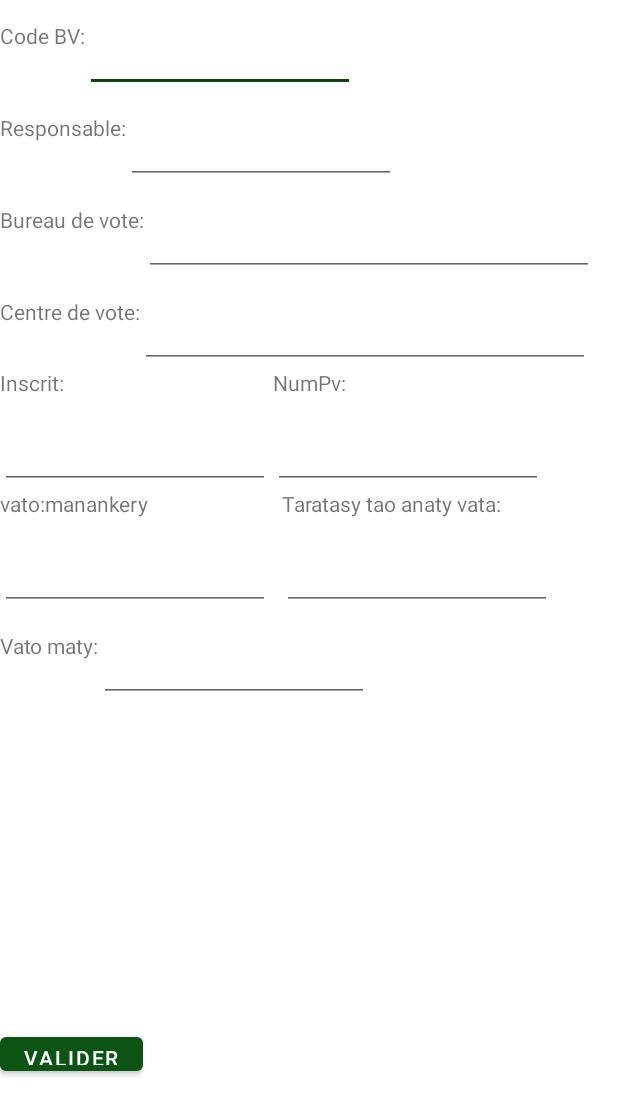
After one commit to AppceniDsi/Result4.4, an Android app: the ModifyBV screen opened directly, with no data from a screen before it, on a phone screen of 412 x 824 dp. The commit adds this screen. Shown: the top 1115 px of the screen. Run offline under Robolectric (Android 15) with nearby library versions, the phone set to English and light mode, and no system bars.

Commit message:
ModifyBV

```diff
--- a/app/src/main/java/com/example/consultation4/consultation/ConsultationActivity.java
+++ b/app/src/main/java/com/example/consultation4/consultation/ConsultationActivity.java
@@ -15,7 +15,6 @@ import androidx.appcompat.app.AppCompatActivity;
 import com.example.consultation4.R;
 import com.example.consultation4.model.BV;
 import com.example.consultation4.service.dbSqLite;
-
 import java.util.ArrayList;
 import java.util.List;
 
@@ -100,7 +99,41 @@ public class ConsultationActivity extends AppCompatActivity {
             // Ajouter un bouton "Retour à la liste"
             builder.setPositiveButton("Hiverina", (dialog, which) -> {
                 // Laissez vide, l'AlertDialog se fermera automatiquement lorsque l'utilisateur appuie sur le bouton.
+
             });
+
+
+            builder.setNeutralButton("Modifier", (dialog, which) -> {
+                Intent modifyIntent = new Intent(ConsultationActivity.this, ModifyBV.class);
+
+                // Créer un Bundle pour stocker les données
+                Bundle dataBundle = new Bundle();
+                dataBundle.putString("codeBV", codeBV);
+                dataBundle.putString("responsable", responsable);
+                dataBundle.putString("Bureau de vote", Bc);
+                dataBundle.putString("Centre de vote", Centrevote);
+                dataBundle.putString("Tonga nandatsabato", votant);
+                dataBundle.putString("Laharana PV", numPV);
+                dataBundle.putString("Vato manankery", Vatomanankery);
+                dataBundle.putString("Taratasy tao anaty vata", Bulturne);
+                dataBundle.putString("Vato maty", vmaty);
+
+                // Ajouter les informations des voix obtenues au Bundle
+                for (int i = 0; i < voixObtenuesList.size(); i++) {
+                    VoixObtenue voixObtenue = voixObtenuesList.get(i);
+                    dataBundle.putString("Numéro candidat " + i, voixObtenue.getNumcandidat());
+                    dataBundle.putString("Nombre de voix " + i, voixObtenue.getNbvoix());
+                }
+
+                // Ajouter le Bundle à l'intent
+                modifyIntent.putExtras(dataBundle);
+
+                // Démarrer l'activité ModifyBV
+                startActivity(modifyIntent);
+            });
+
+
+
 
             // Afficher l'AlertDialog
             AlertDialog alertDialog = builder.create();
--- /dev/null
+++ b/app/src/main/java/com/example/consultation4/consultation/ModifyBV.java
@@ -0,0 +1,137 @@
+package com.example.consultation4.consultation;
+
+import android.app.Activity;
+import android.os.Bundle;
+import android.content.Intent;
+import android.util.Log;
+import android.widget.Button;
+import android.widget.EditText;
+import android.widget.LinearLayout;
+import android.widget.TextView;
+
+import androidx.appcompat.app.AppCompatActivity;
+import com.example.consultation4.R;
+import com.example.consultation4.model.BV;
+import com.example.consultation4.consultation.VoixObtenue;
+
+public class ModifyBV extends AppCompatActivity {
+
+    private EditText editTextCodeBV, editTextResponsable, editBureauVote, editCentreVote, editTongaNandatsabato, editLaharanaPV;
+    private EditText editVatoManankery, editTaratasyTaoAnatyVata, editVatoMaty;
+    private Button buttonValider;
+    @Override
+    protected void onCreate(Bundle savedInstanceState) {
+        super.onCreate(savedInstanceState);
+        setContentView(R.layout.activity_modifybv);
+
+        // Initialiser les champs de texte de l'activité avec les valeurs du BV
+        editTextCodeBV = findViewById(R.id.editTextCodeBV);
+        editTextResponsable = findViewById(R.id.editTextResponsable);
+        editBureauVote = findViewById(R.id.editBureauVote);
+        editCentreVote = findViewById(R.id.editCentreVote);
+        editTongaNandatsabato = findViewById(R.id.editTongaNandatsabato);
+        editLaharanaPV = findViewById(R.id.editLaharanaPV);
+        editVatoManankery = findViewById(R.id.editVatoManankery);
+        editTaratasyTaoAnatyVata = findViewById(R.id.editTaratasyTaoAnatyVata);
+        editVatoMaty = findViewById(R.id.editVatoMaty);
+         buttonValider = findViewById(R.id.buttonValider);
+
+        // Récupérer le Bundle avec les données de l'intent
+        Bundle dataBundle = getIntent().getExtras();
+        if (dataBundle != null) {
+
+            // Récupérer les données du Bundle
+            String codeBV = dataBundle.getString("codeBV");
+            String responsable = dataBundle.getString("responsable");
+            String bureauVote = dataBundle.getString("Bureau de vote");
+            String centreVote = dataBundle.getString("Centre de vote");
+            String tongaNandatsabato = dataBundle.getString("Tonga nandatsabato");
+            String laharanaPV = dataBundle.getString("Laharana PV");
+            String vatoManankery = dataBundle.getString("Vato manankery");
+            String taratasyTaoAnatyVata = dataBundle.getString("Taratasy tao anaty vata");
+            String vatoMaty = dataBundle.getString("Vato maty");
+
+            // Attribuer les valeurs aux champs de texte
+            editTextCodeBV.setText(codeBV);
+            editTextResponsable.setText(responsable);
+            editBureauVote.setText(bureauVote);
+            editCentreVote.setText(centreVote);
+            editTongaNandatsabato.setText(tongaNandatsabato);
+            editLaharanaPV.setText(laharanaPV);
+            editVatoManankery.setText(vatoManankery);
+            editTaratasyTaoAnatyVata.setText(taratasyTaoAnatyVata);
+            editVatoMaty.setText(vatoMaty);
+
+            // Trouver le LinearLayout où nous allons ajouter les vues dynamiquement
+            LinearLayout linearLayoutVoixObtenues = findViewById(R.id.linearLayoutVoixObtenues);
+
+            // Boucle pour extraire et afficher les informations des voix obtenues
+            int i = 0;
+            while (dataBundle.containsKey("Numéro candidat " + i)) {
+                String numeroCandidat = dataBundle.getString("Numéro candidat " + i);
+                String nombreVoix = dataBundle.getString("Nombre de voix " + i);
+
+                // Créer un LinearLayout horizontal pour chaque paire de données
+                LinearLayout candidateVotesLayout = new LinearLayout(this);
+                candidateVotesLayout.setLayoutParams(new LinearLayout.LayoutParams(
+                        LinearLayout.LayoutParams.MATCH_PARENT,
+                        LinearLayout.LayoutParams.WRAP_CONTENT
+                ));
+                candidateVotesLayout.setOrientation(LinearLayout.HORIZONTAL);
+
+                // Créer des TextView pour afficher le numéro de candidat et le nombre de voix
+                TextView textNumeroCandidat = new TextView(this);
+                TextView textNombreVoix = new TextView(this);
+
+                textNumeroCandidat.setLayoutParams(new LinearLayout.LayoutParams(
+                        0, LinearLayout.LayoutParams.WRAP_CONTENT, 1
+                ));
+                textNombreVoix.setLayoutParams(new LinearLayout.LayoutParams(
+                        0, LinearLayout.LayoutParams.WRAP_CONTENT, 1
+                ));
+
+                textNumeroCandidat.setText(numeroCandidat != null ? numeroCandidat : "null");
+                textNombreVoix.setText(nombreVoix != null ? nombreVoix : "null");
+
+                // Ajouter les TextView au LinearLayout horizontal
+                candidateVotesLayout.addView(textNumeroCandidat);
+                candidateVotesLayout.addView(textNombreVoix);
+
+                // Ajouter le LinearLayout horizontal au LinearLayout principal
+                linearLayoutVoixObtenues.addView(candidateVotesLayout);
+
+                i++;
+            }
+
+            // Trouver le bouton "Valider"
+            Button buttonValider = findViewById(R.id.buttonValider);
+
+            // Ajouter un écouteur de clic au bouton "Valider"
+            buttonValider.setOnClickListener(view -> {
+                // Ici, vous pouvez récupérer les valeurs modifiées dans les champs de texte
+                String modifiedCodeBV = editTextCodeBV.getText().toString();
+                String modifiedResponsable = editTextResponsable.getText().toString();
+                String modifiedBureauVote = editBureauVote.getText().toString();
+                String modifiedCentreVote = editCentreVote.getText().toString();
+                // ... et ainsi de suite pour les autres champs
+
+                // Créer un intent pour renvoyer les données modifiées à l'activité précédente (ConsultationActivity)
+                Intent resultIntent = new Intent();
+                resultIntent.putExtra("codeBV", modifiedCodeBV);
+                resultIntent.putExtra("responsable", modifiedResponsable);
+                resultIntent.putExtra("Bureau de vote", modifiedBureauVote);
+                resultIntent.putExtra("Centre de vote", modifiedCentreVote);
+                // ... et ainsi de suite pour les autres données
+
+                // Définir le résultat de l'intention comme "RESULT_OK"
+                setResult(Activity.RESULT_OK, resultIntent);
+
+                // Terminer l'activité actuelle (ModifyBV) pour retourner à l'activité précédente (ConsultationActivity)
+                finish();
+            });
+
+        }
+
+
+    }
+}
--- /dev/null
+++ b/app/src/main/res/layout/activity_modifybv.xml
@@ -0,0 +1,273 @@
+<?xml version="1.0" encoding="utf-8"?>
+<androidx.constraintlayout.widget.ConstraintLayout
+    xmlns:android="http://schemas.android.com/apk/res/android"
+    xmlns:app="http://schemas.android.com/apk/res-auto"
+    xmlns:tools="http://schemas.android.com/tools"
+    android:layout_width="match_parent"
+    android:layout_height="match_parent"
+    tools:context=".consultation.ModifyBV">
+
+    <ScrollView
+        android:layout_width="match_parent"
+        android:layout_height="match_parent"
+        app:layout_constraintTop_toTopOf="parent"
+        app:layout_constraintBottom_toBottomOf="parent"
+        app:layout_constraintStart_toStartOf="parent"
+        app:layout_constraintEnd_toEndOf="parent">
+
+    <LinearLayout
+        android:layout_width="match_parent"
+        android:layout_height="match_parent"
+        android:orientation="vertical"
+        app:layout_constraintTop_toTopOf="parent"
+        app:layout_constraintBottom_toBottomOf="parent"
+        app:layout_constraintStart_toStartOf="parent"
+        app:layout_constraintEnd_toEndOf="parent">
+
+        <LinearLayout
+            android:layout_width="match_parent"
+            android:layout_height="720dp"
+            android:orientation="vertical">
+
+            <LinearLayout
+                android:layout_width="match_parent"
+                android:layout_height="wrap_content"
+                android:orientation="horizontal">
+
+                <TextView
+                    android:layout_width="wrap_content"
+                    android:layout_height="41dp"
+                    android:text="Code BV:" />
+
+                <EditText
+                    android:id="@+id/editTextCodeBV"
+                    android:layout_width="180dp"
+                    android:layout_height="wrap_content"
+                    android:layout_marginTop="16dp"
+                    android:hint=""
+                    app:layout_constraintEnd_toEndOf="parent"
+                    app:layout_constraintStart_toStartOf="parent"
+                    app:layout_constraintTop_toTopOf="parent"
+                    tools:ignore="MissingConstraints" />
+            </LinearLayout>
+
+
+            <LinearLayout
+                android:layout_width="match_parent"
+                android:layout_height="wrap_content"
+                android:orientation="horizontal">
+
+                <TextView
+                    android:layout_width="wrap_content"
+                    android:layout_height="41dp"
+                    android:text="Responsable:" />
+
+            <EditText
+                android:id="@+id/editTextResponsable"
+                android:layout_width="180dp"
+                android:layout_height="wrap_content"
+                android:layout_marginTop="16dp"
+                android:hint=""
+                app:layout_constraintEnd_toEndOf="parent"
+                app:layout_constraintStart_toStartOf="parent"
+                app:layout_constraintTop_toTopOf="parent"
+                tools:ignore="MissingConstraints" />
+            </LinearLayout>
+
+            <LinearLayout
+                android:layout_width="match_parent"
+                android:layout_height="wrap_content"
+                android:orientation="horizontal">
+
+                <TextView
+                    android:layout_width="wrap_content"
+                    android:layout_height="41dp"
+                    android:text="Bureau de vote:" />
+            <EditText
+                android:id="@+id/editBureauVote"
+                android:layout_width="300dp"
+                android:layout_height="wrap_content"
+                android:layout_marginTop="16dp"
+                android:hint=""
+                app:layout_constraintEnd_toEndOf="parent"
+                app:layout_constraintStart_toStartOf="parent"
+                app:layout_constraintTop_toTopOf="parent"
+                tools:ignore="MissingConstraints" />
+            </LinearLayout>
+
+
+            <LinearLayout
+                android:layout_width="match_parent"
+                android:layout_height="wrap_content"
+                android:orientation="horizontal">
+
+                <TextView
+                    android:layout_width="wrap_content"
+                    android:layout_height="41dp"
+                    android:text="Centre de vote:" />
+            <EditText
+                android:id="@+id/editCentreVote"
+                android:layout_width="300dp"
+                android:layout_height="wrap_content"
+                android:layout_marginTop="16dp"
+                android:hint=""
+                app:layout_constraintEnd_toEndOf="parent"
+                app:layout_constraintStart_toStartOf="parent"
+                app:layout_constraintTop_toTopOf="parent"
+                tools:ignore="MissingConstraints" />
+            </LinearLayout>
+
+
+
+            <LinearLayout
+                android:layout_width="match_parent"
+                android:layout_height="wrap_content"
+                android:orientation="horizontal">
+
+                <LinearLayout
+                    android:layout_width="182dp"
+                    android:layout_height="wrap_content"
+                    android:orientation="vertical">
+
+                    <TextView
+                        android:layout_width="wrap_content"
+                        android:layout_height="wrap_content"
+                        android:text="Inscrit:" />
+
+                    <EditText
+                        android:id="@+id/editTongaNandatsabato"
+                        android:layout_width="180dp"
+                        android:layout_height="wrap_content"
+                        android:layout_marginTop="16dp"
+                        android:hint=""
+                        app:layout_constraintEnd_toEndOf="parent"
+                        app:layout_constraintStart_toStartOf="parent"
+                        app:layout_constraintTop_toTopOf="parent"
+                        tools:ignore="MissingConstraints" />
+
+                </LinearLayout>
+
+
+                <LinearLayout
+                    android:layout_width="match_parent"
+                    android:layout_height="wrap_content"
+                    android:orientation="vertical">
+
+                    <TextView
+                        android:layout_width="wrap_content"
+                        android:layout_height="wrap_content"
+                        android:text="NumPv:" />
+
+                    <EditText
+                        android:id="@+id/editLaharanaPV"
+                        android:layout_width="180dp"
+                        android:layout_height="wrap_content"
+                        android:layout_marginTop="16dp"
+                        android:hint=""
+                        app:layout_constraintEnd_toEndOf="parent"
+                        app:layout_constraintStart_toStartOf="parent"
+                        app:layout_constraintTop_toTopOf="parent"
+                        tools:ignore="MissingConstraints" />
+
+                </LinearLayout>
+
+        </LinearLayout>
+
+
+
+            <LinearLayout
+                android:layout_width="match_parent"
+                android:layout_height="wrap_content"
+                android:orientation="horizontal">
+
+                <LinearLayout
+                    android:layout_width="188dp"
+                    android:layout_height="wrap_content"
+                    android:orientation="vertical">
+
+                    <TextView
+                        android:layout_width="wrap_content"
+                        android:layout_height="wrap_content"
+                        android:text="vato:manankery" />
+
+                    <EditText
+                        android:id="@+id/editVatoManankery"
+                        android:layout_width="180dp"
+                        android:layout_height="wrap_content"
+                        android:layout_marginTop="16dp"
+                        android:hint=""
+                        app:layout_constraintEnd_toEndOf="parent"
+                        app:layout_constraintStart_toStartOf="parent"
+                        app:layout_constraintTop_toTopOf="parent"
+                        tools:ignore="MissingConstraints" />
+                </LinearLayout>
+
+
+                <LinearLayout
+                    android:layout_width="189dp"
+                    android:layout_height="wrap_content"
+                    android:orientation="vertical">
+
+                    <TextView
+                        android:layout_width="wrap_content"
+                        android:layout_height="wrap_content"
+                        android:text="Taratasy tao anaty vata:" />
+
+                    <EditText
+                        android:id="@+id/editTaratasyTaoAnatyVata"
+                        android:layout_width="180dp"
+                        android:layout_height="wrap_content"
+                        android:layout_marginTop="16dp"
+                        android:hint=""
+                        app:layout_constraintEnd_toEndOf="parent"
+                        app:layout_constraintStart_toStartOf="parent"
+                        app:layout_constraintTop_toTopOf="parent"
+                        tools:ignore="MissingConstraints" />
+                </LinearLayout>
+            </LinearLayout>
+            <LinearLayout
+                android:layout_width="match_parent"
+                android:layout_height="wrap_content"
+                android:orientation="horizontal">
+
+                <TextView
+                    android:layout_width="wrap_content"
+                    android:layout_height="41dp"
+                    android:text="Vato maty:" />
+
+                <EditText
+                android:id="@+id/editVatoMaty"
+                android:layout_width="180dp"
+                android:layout_height="wrap_content"
+                android:layout_marginTop="16dp"
+                android:hint=""
+                app:layout_constraintEnd_toEndOf="parent"
+                app:layout_constraintStart_toStartOf="parent"
+                app:layout_constraintTop_toTopOf="parent"
+                tools:ignore="MissingConstraints" />
+        </LinearLayout>
+
+            <LinearLayout
+                android:id="@+id/linearLayoutVoixObtenues"
+                android:layout_width="match_parent"
+                android:layout_height="217dp"
+                android:orientation="vertical">
+
+            </LinearLayout>
+            <LinearLayout
+                android:layout_width="match_parent"
+                android:layout_height="match_parent"
+                android:orientation="vertical">
+
+                <Button
+                    android:id="@+id/buttonValider"
+                    android:layout_width="wrap_content"
+                    android:layout_height="wrap_content"
+                    android:text="Valider" />
+
+            </LinearLayout>
+        </LinearLayout>
+    </LinearLayout>
+
+</ScrollView>
+</androidx.constraintlayout.widget.ConstraintLayout>
```
Also changed, not shown: app/src/main/AndroidManifest.xml (+12 -4 lines).
